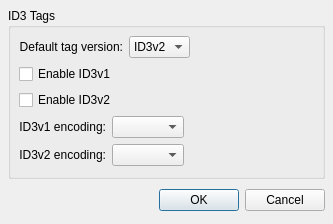
Qt form lib/qmmp/Input/mad/settingsdialog.ui (ksv1986/qmmp-staging) before a commit.
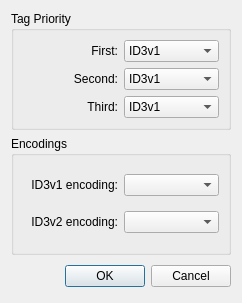
The same form after that commit.

Commit message: new mpeg details dialog, APE tag support for the mad plugin

```diff
--- a/lib/qmmp/Input/mad/settingsdialog.ui
+++ b/lib/qmmp/Input/mad/settingsdialog.ui
@@ -5,44 +5,32 @@
    <rect>
     <x>0</x>
     <y>0</y>
-    <width>333</width>
-    <height>224</height>
+    <width>242</width>
+    <height>303</height>
    </rect>
   </property>
   <property name="windowTitle" >
    <string>MPEG Plugin Settings</string>
   </property>
   <layout class="QVBoxLayout" >
-   <property name="margin" >
-    <number>8</number>
-   </property>
-   <property name="spacing" >
-    <number>6</number>
-   </property>
    <item>
-    <widget class="QGroupBox" name="groupBox" >
+    <widget class="QGroupBox" name="groupBox_2" >
      <property name="title" >
-      <string>ID3 Tags</string>
+      <string>Tag Priority</string>
      </property>
      <layout class="QVBoxLayout" >
-      <property name="margin" >
-       <number>8</number>
-      </property>
-      <property name="spacing" >
-       <number>6</number>
-      </property>
       <item>
        <layout class="QHBoxLayout" >
-        <property name="margin" >
-         <number>0</number>
-        </property>
-        <property name="spacing" >
-         <number>6</number>
-        </property>
         <item>
          <widget class="QLabel" name="label_15_2" >
+          <property name="sizePolicy" >
+           <sizepolicy vsizetype="Preferred" hsizetype="Preferred" >
+            <horstretch>0</horstretch>
+            <verstretch>0</verstretch>
+           </sizepolicy>
+          </property>
           <property name="text" >
-           <string>Default tag version:</string>
+           <string>First:</string>
           </property>
           <property name="alignment" >
            <set>Qt::AlignRight|Qt::AlignTrailing|Qt::AlignVCenter</set>
@@ -50,15 +38,9 @@
          </widget>
         </item>
         <item>
-         <widget class="QComboBox" name="defTagComboBox" >
-          <property name="maximumSize" >
-           <size>
-            <width>67</width>
-            <height>16777215</height>
-           </size>
-          </property>
+         <widget class="QComboBox" name="firstTagComboBox" >
           <property name="currentIndex" >
-           <number>1</number>
+           <number>0</number>
           </property>
           <item>
            <property name="text" >
@@ -70,45 +52,140 @@
             <string>ID3v2</string>
            </property>
           </item>
+          <item>
+           <property name="text" >
+            <string>APE</string>
+           </property>
+          </item>
+          <item>
+           <property name="text" >
+            <string>Disabled</string>
+           </property>
+          </item>
          </widget>
         </item>
+       </layout>
+      </item>
+      <item>
+       <layout class="QHBoxLayout" >
         <item>
-         <spacer>
-          <property name="orientation" >
-           <enum>Qt::Horizontal</enum>
+         <widget class="QLabel" name="label_15_3" >
+          <property name="sizePolicy" >
+           <sizepolicy vsizetype="Preferred" hsizetype="Preferred" >
+            <horstretch>0</horstretch>
+            <verstretch>0</verstretch>
+           </sizepolicy>
           </property>
-          <property name="sizeHint" >
-           <size>
-            <width>40</width>
-            <height>20</height>
-           </size>
+          <property name="text" >
+           <string>Second:</string>
           </property>
-         </spacer>
+          <property name="alignment" >
+           <set>Qt::AlignRight|Qt::AlignTrailing|Qt::AlignVCenter</set>
+          </property>
+         </widget>
         </item>
+        <item>
+         <widget class="QComboBox" name="secondTagComboBox" >
+          <property name="currentIndex" >
+           <number>0</number>
+          </property>
+          <item>
+           <property name="text" >
+            <string>ID3v1</string>
+           </property>
+          </item>
+          <item>
+           <property name="text" >
+            <string>ID3v2</string>
+           </property>
+          </item>
+          <item>
+           <property name="text" >
+            <string>APE</string>
+           </property>
+          </item>
+          <item>
+           <property name="text" >
+            <string>Disabled</string>
+           </property>
+          </item>
+         </widget>
+        </item>
        </layout>
       </item>
       <item>
-       <widget class="QCheckBox" name="id3v1CheckBox" >
-        <property name="text" >
-         <string>Enable ID3v1</string>
-        </property>
-       </widget>
+       <layout class="QHBoxLayout" >
+        <item>
+         <widget class="QLabel" name="label_15_4" >
+          <property name="sizePolicy" >
+           <sizepolicy vsizetype="Preferred" hsizetype="Preferred" >
+            <horstretch>0</horstretch>
+            <verstretch>0</verstretch>
+           </sizepolicy>
+          </property>
+          <property name="text" >
+           <string>Third:</string>
+          </property>
+          <property name="alignment" >
+           <set>Qt::AlignRight|Qt::AlignTrailing|Qt::AlignVCenter</set>
+          </property>
+         </widget>
+        </item>
+        <item>
+         <widget class="QComboBox" name="thirdTagComboBox" >
+          <property name="currentIndex" >
+           <number>0</number>
+          </property>
+          <item>
+           <property name="text" >
+            <string>ID3v1</string>
+           </property>
+          </item>
+          <item>
+           <property name="text" >
+            <string>ID3v2</string>
+           </property>
+          </item>
+          <item>
+           <property name="text" >
+            <string>APE</string>
+           </property>
+          </item>
+          <item>
+           <property name="text" >
+            <string>Disabled</string>
+           </property>
+          </item>
+         </widget>
+        </item>
+       </layout>
       </item>
-      <item>
-       <widget class="QCheckBox" name="id3v2CheckBox" >
-        <property name="text" >
-         <string>Enable ID3v2</string>
-        </property>
-       </widget>
-      </item>
+     </layout>
+    </widget>
+   </item>
+   <item>
+    <widget class="QGroupBox" name="groupBox" >
+     <property name="title" >
+      <string>Encodings</string>
+     </property>
+     <layout class="QVBoxLayout" >
       <item>
        <layout class="QHBoxLayout" >
-        <property name="margin" >
-         <number>0</number>
-        </property>
         <property name="spacing" >
          <number>6</number>
         </property>
+        <property name="leftMargin" >
+         <number>0</number>
+        </property>
+        <property name="topMargin" >
+         <number>0</number>
+        </property>
+        <property name="rightMargin" >
+         <number>0</number>
+        </property>
+        <property name="bottomMargin" >
+         <number>0</number>
+        </property>
         <item>
          <widget class="QLabel" name="label_17_2_2" >
           <property name="text" >
@@ -122,29 +199,25 @@
         <item>
          <widget class="QComboBox" name="id3v1EncComboBox" />
         </item>
-        <item>
-         <spacer>
-          <property name="orientation" >
-           <enum>Qt::Horizontal</enum>
-          </property>
-          <property name="sizeHint" >
-           <size>
-            <width>40</width>
-            <height>20</height>
-           </size>
-          </property>
-         </spacer>
-        </item>
        </layout>
       </item>
       <item>
        <layout class="QHBoxLayout" >
-        <property name="margin" >
-         <number>0</number>
-        </property>
         <property name="spacing" >
          <number>6</number>
         </property>
+        <property name="leftMargin" >
+         <number>0</number>
+        </property>
+        <property name="topMargin" >
+         <number>0</number>
+        </property>
+        <property name="rightMargin" >
+         <number>0</number>
+        </property>
+        <property name="bottomMargin" >
+         <number>0</number>
+        </property>
         <item>
          <widget class="QLabel" name="label_18_2_2" >
           <property name="text" >
@@ -158,19 +231,6 @@
         <item>
          <widget class="QComboBox" name="id3v2EncComboBox" />
         </item>
-        <item>
-         <spacer>
-          <property name="orientation" >
-           <enum>Qt::Horizontal</enum>
-          </property>
-          <property name="sizeHint" >
-           <size>
-            <width>40</width>
-            <height>20</height>
-           </size>
-          </property>
-         </spacer>
-        </item>
        </layout>
       </item>
      </layout>
@@ -178,12 +238,21 @@
    </item>
    <item>
     <layout class="QHBoxLayout" >
-     <property name="margin" >
-      <number>0</number>
-     </property>
      <property name="spacing" >
       <number>6</number>
      </property>
+     <property name="leftMargin" >
+      <number>0</number>
+     </property>
+     <property name="topMargin" >
+      <number>0</number>
+     </property>
+     <property name="rightMargin" >
+      <number>0</number>
+     </property>
+     <property name="bottomMargin" >
+      <number>0</number>
+     </property>
      <item>
       <spacer>
        <property name="orientation" >
```
Left out of the diff: 32 changed lines with no effect on the pictures. The commit also changes 6 other files.
